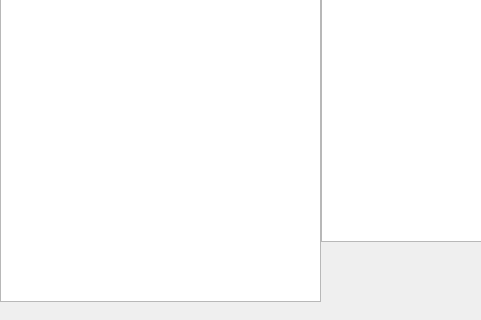
Above: Client/command_validator_app/ui/command_info.ui from SJTU-Applemin/AutoULTGen before the change; both pictures show x 0 to 481 and y 439 to 759 of the 1447 by 759 pixel window. Below: the same form after it.
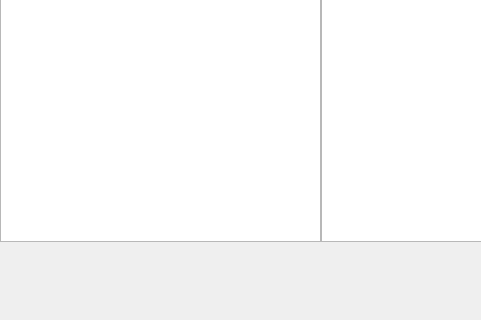
That is the form after the change. The open tabs and pages were chosen to show the change.

Diff of the .ui file:
```diff
--- a/Client/command_validator_app/ui/command_info.ui
+++ b/Client/command_validator_app/ui/command_info.ui
@@ -321,38 +321,15 @@
       <string>Show All</string>
      </property>
     </widget>
-    <widget class="QTreeWidget" name="treeWidgetCmdlist">
+    <widget class="QTreeView" name="treeView">
      <property name="geometry">
       <rect>
        <x>0</x>
        <y>0</y>
        <width>321</width>
-       <height>741</height>
+       <height>681</height>
       </rect>
      </property>
-     <property name="sizePolicy">
-      <sizepolicy hsizetype="Expanding" vsizetype="Expanding">
-       <horstretch>0</horstretch>
-       <verstretch>0</verstretch>
-      </sizepolicy>
-     </property>
-     <property name="sizeAdjustPolicy">
-      <enum>QAbstractScrollArea::AdjustToContents</enum>
-     </property>
-     <property name="wordWrap">
-      <bool>false</bool>
-     </property>
-     <property name="columnCount">
-      <number>1</number>
-     </property>
-     <attribute name="headerVisible">
-      <bool>false</bool>
-     </attribute>
-     <column>
-      <property name="text">
-       <string notr="true">1</string>
-      </property>
-     </column>
     </widget>
    </widget>
    <widget class="QWidget" name="page_5">
```
Left out of the diff: 24 changed lines with no effect on the pictures.
